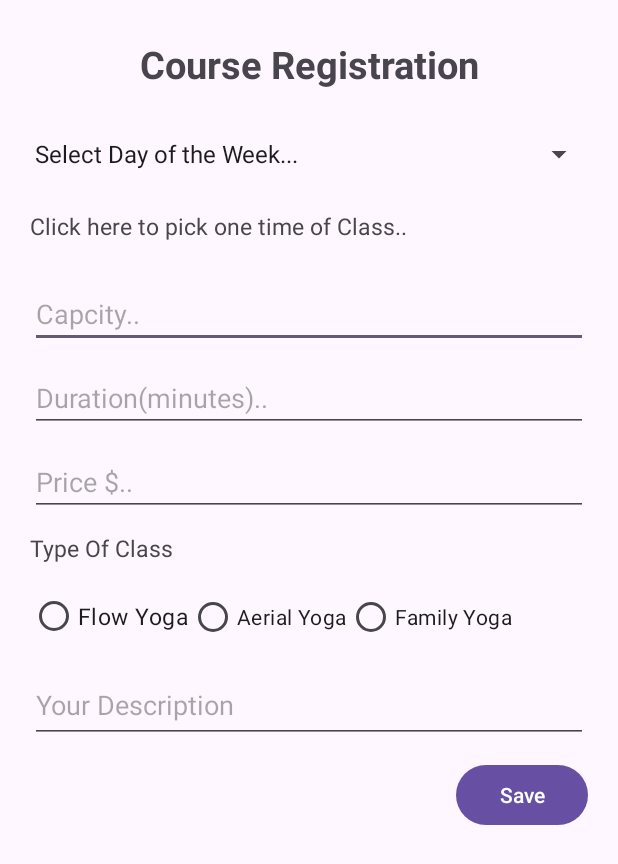
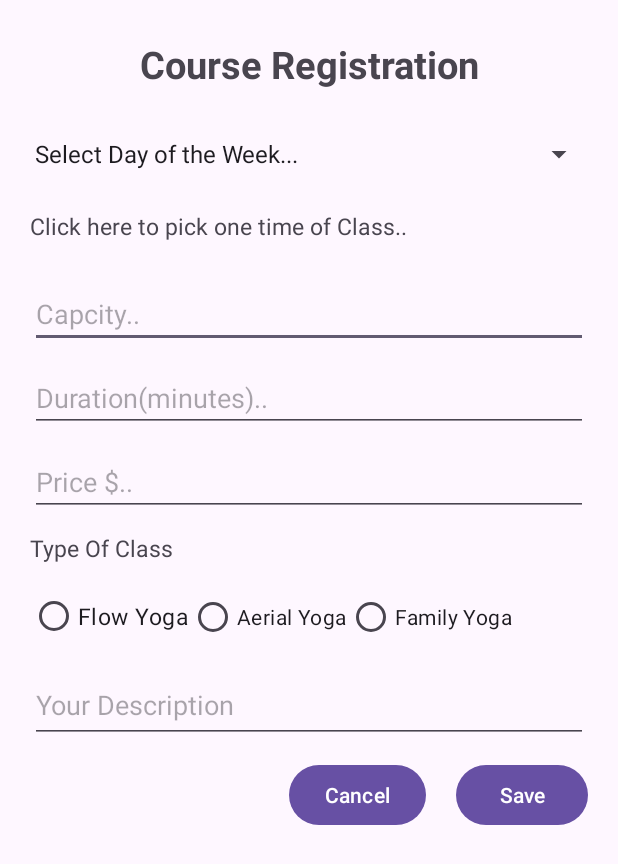
Before and after one commit to khin-yee/YogaMoblieApp, an Android app: the CourseEntryActivity screen opened directly, with no data from a screen before it, on a phone screen of 412 x 824 dp. Shown: the top 864 px of the screen. Run offline under Robolectric (Android 15) with nearby library versions, the phone set to English and light mode, and no system bars.

```diff
--- a/app/src/main/java/com/example/yogaapplication/CourseEntryActivity.kt
+++ b/app/src/main/java/com/example/yogaapplication/CourseEntryActivity.kt
@@ -2,6 +2,7 @@ package com.example.yogaapplication
 
 import android.app.DatePickerDialog
 import android.app.TimePickerDialog
+import android.content.Intent
 import android.os.Bundle
 import android.view.View
 import android.widget.AdapterView
@@ -96,5 +97,11 @@ class CourseEntryActivity : AppCompatActivity() {
             description = binding.editDesc.text.toString()
             Toast.makeText(this,"$selectedDay,$description,$typeOfClass",Toast.LENGTH_LONG).show()
         }
+
+        binding.btnCancel.setOnClickListener{
+            intent = Intent(this,MainActivity::class.java)
+            startActivity(intent)
+            finish()
+        }
     }
 }
--- a/app/src/main/res/layout/activity_course_entry.xml
+++ b/app/src/main/res/layout/activity_course_entry.xml
@@ -100,14 +100,30 @@
         android:hint="Your Description"
         android:inputType="textMultiLine"
         android:scrollbars="vertical" />
+ <LinearLayout
+     android:layout_width="match_parent"
+     android:layout_height="wrap_content"
+     android:gravity="end"
+     android:layout_marginVertical="5dp">
+     <Button
+         android:id="@+id/btnCancel"
+         android:layout_width="wrap_content"
+         android:layout_height="wrap_content"
+         android:layout_gravity="left
+"
+         android:layout_marginHorizontal="0dp"
+         android:layout_marginVertical="5dp"
+         android:text="Cancel" />
 
-    <Button
-        android:id="@+id/btnCourseSave"
-        android:text="Save"
-        android:layout_gravity="end"
-        android:layout_marginHorizontal="20dp"
-        android:layout_marginVertical="5dp"
-        android:layout_width="wrap_content"
-        android:layout_height="wrap_content"/>
+     <Button
+         android:id="@+id/btnCourseSave"
+         android:layout_width="wrap_content"
+         android:layout_height="wrap_content"
+         android:layout_gravity="right"
+         android:layout_marginHorizontal="20dp"
+         android:layout_marginVertical="5dp"
+         android:text="Save" />
+ </LinearLayout>
+
 
 </LinearLayout>
```
